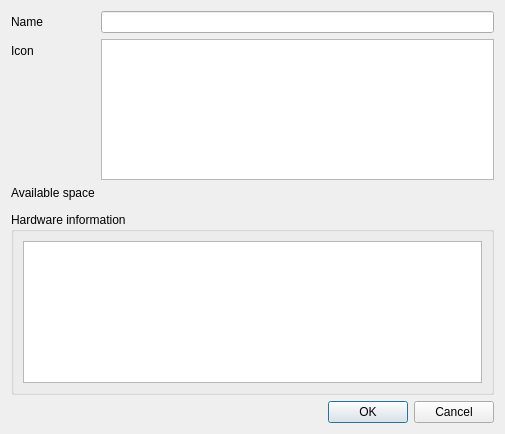
The window that src/devices/deviceproperties.ui (clementine-player/Clementine) describes before a commit, drawn with Qt 5.
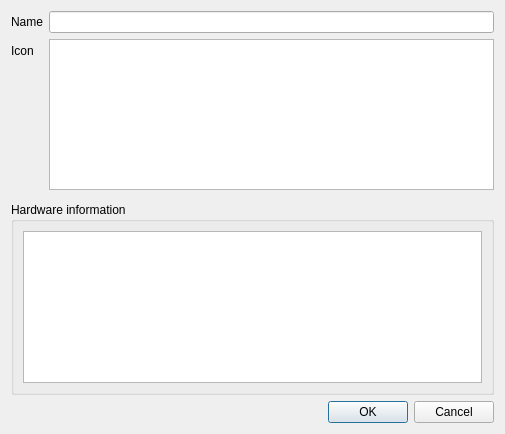
The same window after the commit. Icons and pictures are not drawn. Custom widgets are drawn as their Qt base class.

Commit message: Don't show the device capacity text in the device properties dialog any more

The edit to the form file:
```diff
--- a/src/devices/deviceproperties.ui
+++ b/src/devices/deviceproperties.ui
@@ -20,6 +20,9 @@
   <layout class="QVBoxLayout" name="verticalLayout_4">
    <item>
     <layout class="QFormLayout" name="formLayout">
+     <property name="fieldGrowthPolicy">
+      <enum>QFormLayout::AllNonFixedFieldsGrow</enum>
+     </property>
      <item row="0" column="0">
       <widget class="QLabel" name="label_2">
        <property name="text">
@@ -68,21 +71,7 @@
        </property>
       </widget>
      </item>
-     <item row="2" column="0">
-      <widget class="QLabel" name="free_space_label">
-       <property name="text">
-        <string>Available space</string>
-       </property>
-      </widget>
-     </item>
-     <item row="2" column="1">
-      <widget class="QLabel" name="free_space_value">
-       <property name="textInteractionFlags">
-        <set>Qt::LinksAccessibleByMouse|Qt::TextSelectableByKeyboard|Qt::TextSelectableByMouse</set>
-       </property>
-      </widget>
-     </item>
-     <item row="3" column="0" colspan="2">
+     <item row="2" column="0" colspan="2">
       <widget class="FreeSpaceBar" name="free_space_bar" native="true"/>
      </item>
     </layout>
```
The commit also changes 1 other file.
